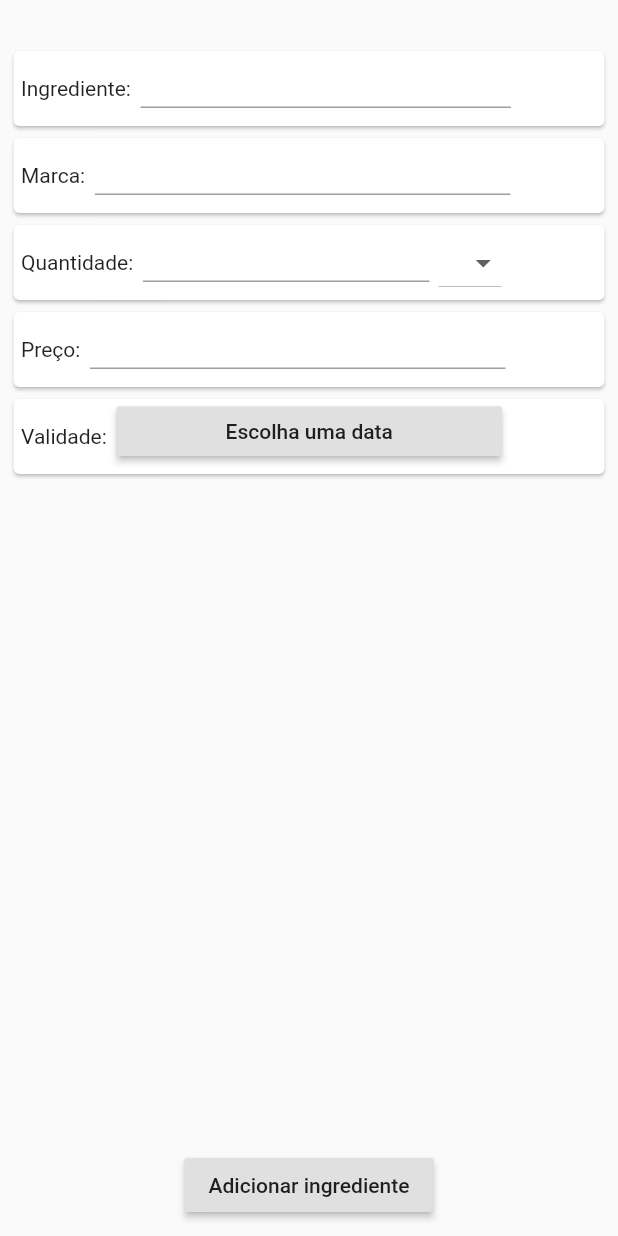
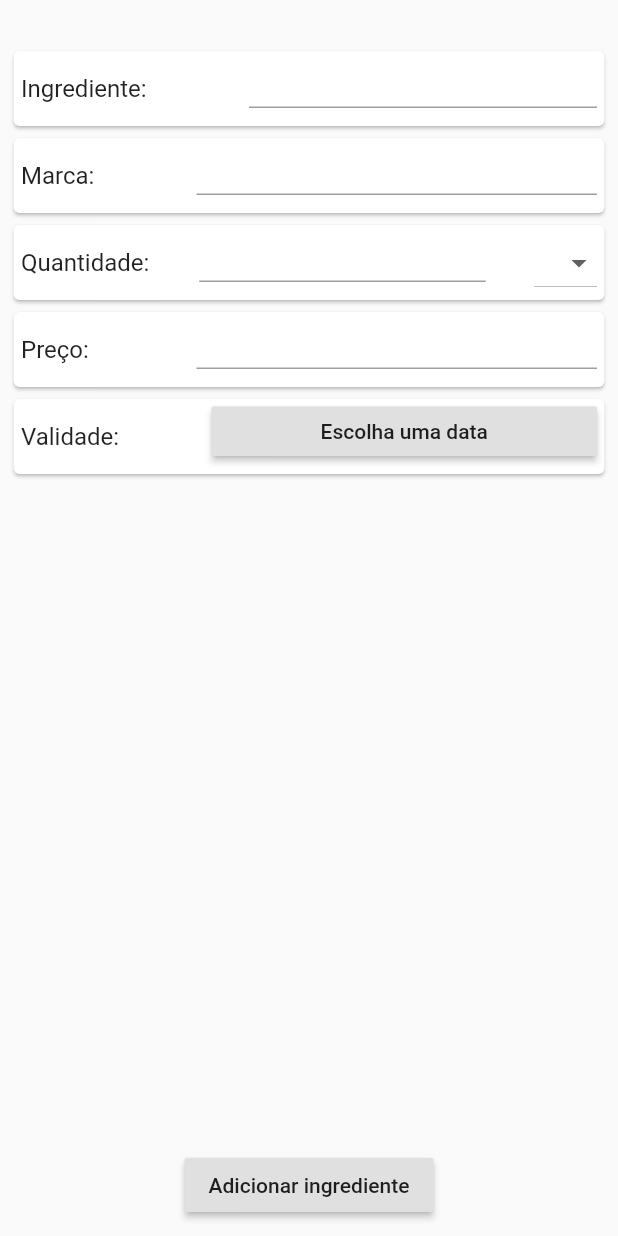
Before and after one commit to LeonTenorio/CEP, a Flutter app: the AdicaoNoEstoque screen opened directly, after a tap on "Adicionar ingrediente", on a phone screen of 412 x 824 dp. Run offline on Flutter 3.47's test engine with Material 2 defaults, Android fonts, the phone set to English and light mode, and no system bars.

Commit message:
Atualizacoes e agora suportando ingredientes aunitarios (exemplo Ovo)

```diff
--- a/my_warehouse/lib/models/Ingredientes.dart
+++ b/my_warehouse/lib/models/Ingredientes.dart
@@ -40,6 +40,7 @@ class Ingrediente {
   double pesoIngrediente;
   bool ehVolume;
   double volumeIngrediente;
+  int quantidade;
   double preco;
   String horarioAdicionado;
   String horarioUsado;
@@ -55,6 +56,7 @@ class Ingrediente {
         this.preco,
         this.horarioAdicionado,
         this.horarioUsado,
+        this.quantidade,
         this.validade,
         this.marca}){
     this.id = DateTime.now().toString();
@@ -72,6 +74,9 @@ class Ingrediente {
     horarioUsado = json['horario_usado'];
     validade = json['validade'];
     marca = json['marca'];
+    if(json.containsKey('quantidade')){
+      quantidade = json['quantidade'];
+    }
   }
 
   Map<String, dynamic> toJson() {
@@ -87,6 +92,7 @@ class Ingrediente {
     data['horario_usado'] = this.horarioUsado;
     data['validade'] = this.validade;
     data['marca'] = this.marca;
+    data['quantidade'] = this.quantidade;
     return data;
   }
 }
--- a/my_warehouse/lib/screens/AdicaoNoEstoque.dart
+++ b/my_warehouse/lib/screens/AdicaoNoEstoque.dart
@@ -5,7 +5,8 @@ import '../models/Ingredientes.dart';
 
 class AdicaoNoEstoque extends StatefulWidget{
   Map<String, dynamic> estoque;
-  AdicaoNoEstoque({this.estoque});
+  String name;
+  AdicaoNoEstoque({this.estoque, this.name});
   @override
   _AdicaoNoEstoqueState createState() => _AdicaoNoEstoqueState();
 }
@@ -13,16 +14,28 @@ class AdicaoNoEstoque extends StatefulWidget{
 class _AdicaoNoEstoqueState extends State<AdicaoNoEstoque> {
 
   DateTime dateTime;
-  String kgL;
-  final nomeController = TextEditingController();
-  final marcaController = TextEditingController();
-  final qtdController = TextEditingController();
-  final precoController = TextEditingController();
+  String kgL = " ";
+  TextEditingController nomeController;
+  TextEditingController marcaController;
+  TextEditingController qtdController;
+  TextEditingController precoController;
+
+  @override
+  void initState() {
+    nomeController = TextEditingController();
+    marcaController = TextEditingController();
+    qtdController = TextEditingController();
+    precoController = TextEditingController();
+    if(this.widget.name!=null){
+      nomeController = TextEditingController(text: this.widget.name);
+    }
+    super.initState();
+  }
 
   @override
   Widget build(BuildContext context) {
-
     return Scaffold(
+      resizeToAvoidBottomInset: false,
       body: Container(
         padding: EdgeInsets.only(top: 30.0, right: 5.0, left: 5.0),
         child:
@@ -36,15 +49,17 @@ class _AdicaoNoEstoqueState extends State<AdicaoNoEstoque> {
                         child: Container(
                           margin: EdgeInsets.only(left: 5.0, right: 5.0),
                           child:Row(
+                            mainAxisAlignment: MainAxisAlignment.spaceBetween,
                             children: [
-                              Text("Ingrediente: "),
+                              Text("Ingrediente: ", style: TextStyle(fontSize: 16.0),),
                               SizedBox(
-                                width: 250.0,
+                                width: 235.0,
                                 height: 50.0,
                                 child: Container(
                                   margin: EdgeInsets.only(top: 5.0, bottom: 12.0, left: 3.0),
                                   child: new TextField(
                                     controller: nomeController,
+                                    style: TextStyle(fontFamily: 'Roboto', fontSize: 16.0),
                                   )
                                 )
                               )
@@ -56,15 +71,17 @@ class _AdicaoNoEstoqueState extends State<AdicaoNoEstoque> {
                         child: Container(
                           margin: EdgeInsets.only(left: 5.0, right: 5.0),
                           child:Row(
+                            mainAxisAlignment: MainAxisAlignment.spaceBetween,
                             children: [
-                              Text("Marca: "),
+                              Text("Marca: ", style: TextStyle(fontSize: 16.0),),
                               SizedBox(
-                                width: 280.0,
+                                width: 270.0,
                                 height: 50.0,
                                 child: Container(
                                   margin: EdgeInsets.only(top: 5.0, bottom: 12.0, left: 3.0),
                                   child: new TextField(
                                     controller: marcaController,
+                                    style: TextStyle(fontFamily: 'Roboto', fontSize: 16.0),
                                 )
                                 )
                               )
@@ -76,8 +93,9 @@ class _AdicaoNoEstoqueState extends State<AdicaoNoEstoque> {
                         child: Container(
                           margin: EdgeInsets.only(left: 5.0, right: 5.0),
                           child:Row(
+                            mainAxisAlignment: MainAxisAlignment.spaceBetween,
                             children: [
-                              Text("Quantidade: "),
+                              Text("Quantidade: ", style: TextStyle(fontSize: 16.0),),
                               SizedBox(
                                 width: 200.0,
                                 height: 50.0,
@@ -85,11 +103,12 @@ class _AdicaoNoEstoqueState extends State<AdicaoNoEstoque> {
                                   margin: EdgeInsets.only(top: 5.0, bottom: 12.0, left: 3.0, right: 6.0),
                                   child: new TextField(
                                     controller: qtdController,
+                                    style: TextStyle(fontFamily: 'Roboto', fontSize: 16.0),
                                 )
                                 )
                               ),
                               DropdownButton(
-                                items: <String>['kg', 'g', 'l', 'ml'].map((String value){
+                                items: <String>[" ", 'kg', 'g', 'l', 'ml'].map((String value){
                                   return new DropdownMenuItem(
                                     value:value,
                                     child: new Text(value)
@@ -111,15 +130,17 @@ class _AdicaoNoEstoqueState extends State<AdicaoNoEstoque> {
                         child: Container(
                           margin: EdgeInsets.only(left: 5.0, right: 5.0),
                           child:Row(
+                            mainAxisAlignment: MainAxisAlignment.spaceBetween,
                             children: [
-                              Text("Preço: "),
+                              Text("Preço: ", style: TextStyle(fontSize: 16.0),),
                               SizedBox(
-                                width: 280.0,
+                                width: 270.0,
                                 height: 50.0,
                                 child: Container(
                                   margin: EdgeInsets.only(top: 5.0, bottom: 12.0, left: 3.0),
                                   child: new TextField(
                                     controller: precoController,
+                                    style: TextStyle(fontFamily: 'Roboto', fontSize: 16.0),
                                   )
                                 )
                               )
@@ -131,15 +152,16 @@ class _AdicaoNoEstoqueState extends State<AdicaoNoEstoque> {
                         child: Container(
                           margin: EdgeInsets.only(left: 5.0, right: 5.0),
                           child:Row(
+                            mainAxisAlignment: MainAxisAlignment.spaceBetween,
                             children: [
-                              Text("Validade: "),
+                              Text("Validade: ", style: TextStyle(fontSize: 16.0),),
                               SizedBox(
                                 width: 260.0,
                                 height: 50.0,
                                 child: Container(
                                   margin: EdgeInsets.only(top: 5.0, bottom: 12.0, left: 3.0),
                                   child: RaisedButton(
-                                    child: Text(dateTime == null ? "Escolha uma data" : "${dateTime.day}-${dateTime.month}-${dateTime.year}"),
+                                    child: Text(dateTime == null ? "Escolha uma data" : "${dateTime.day}/${dateTime.month}/${dateTime.year}"),
                                     onPressed: (){
                                       showDatePicker(
                                         context: context,
@@ -172,6 +194,7 @@ class _AdicaoNoEstoqueState extends State<AdicaoNoEstoque> {
                     bool ehVolume;
                     double volume;
                     double peso;
+                    int quantidade;
                     if(kgL == 'kg'){
                       ehPeso = true;
                       ehVolume = false;
@@ -187,17 +210,27 @@ class _AdicaoNoEstoqueState extends State<AdicaoNoEstoque> {
                       ehVolume = true;
                       volume = 1000*double.parse(qtdController.text.replaceAll(',', '.'));
                     }
-                    else{
+                    else if(kgL == "ml"){
                       ehPeso = false;
                       ehVolume = true;
                       volume = double.parse(qtdController.text.replaceAll(',', '.'));
                     }
+                    else{
+                      ehPeso = false;
+                      ehVolume = false;
+                      quantidade = int.parse(qtdController.text);
+                    }
+                    print("ehPeso");
+                    print(ehPeso);
+                    print("ehVolume");
+                    print(ehVolume);
                     ingrediente = new Ingrediente(
                       nome: this.nomeController.text,
                       ehVolume: ehVolume,
                       ehPeso: ehPeso,
                       pesoIngrediente: peso,
                       volumeIngrediente: volume,
+                      quantidade: quantidade,
                       horarioAdicionado: DateTime.now().toString(),
                       validade: this.dateTime.toString(),
                       marca: this.marcaController.text,
```
Also changed, not shown: my_warehouse/lib/functions/Ingredientes.dart (+13 -2 lines), my_warehouse/lib/screens/Estoque.dart (+54 -14 lines), 1 other file. Lines whose indentation alone changed are shown as unchanged.
